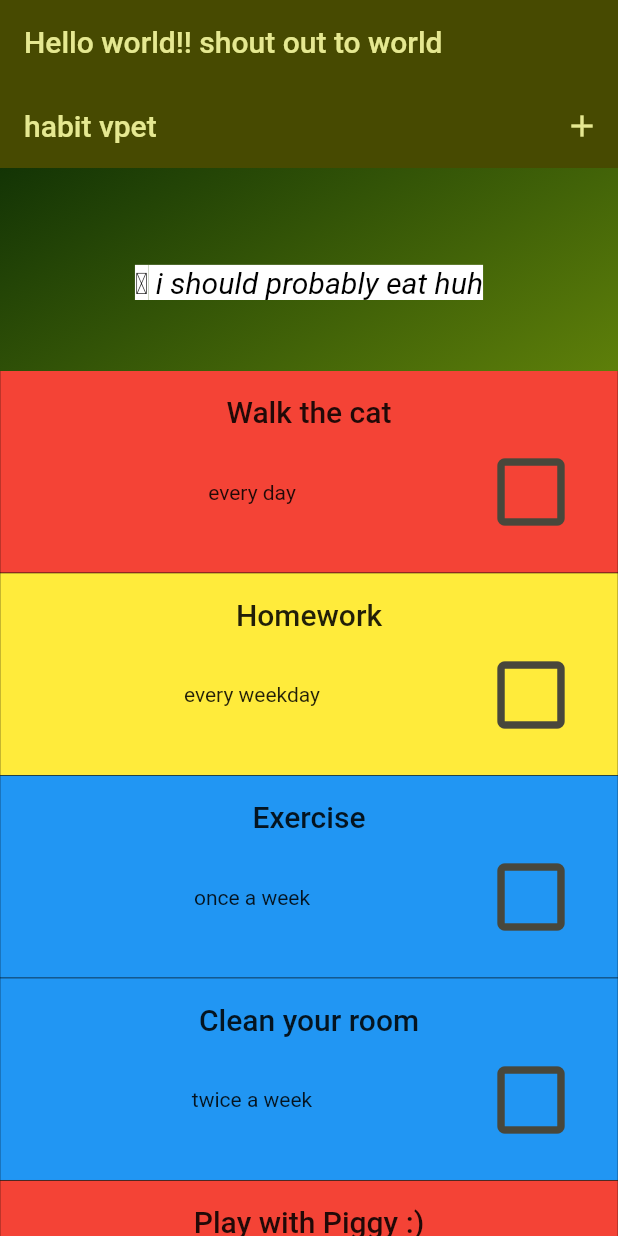
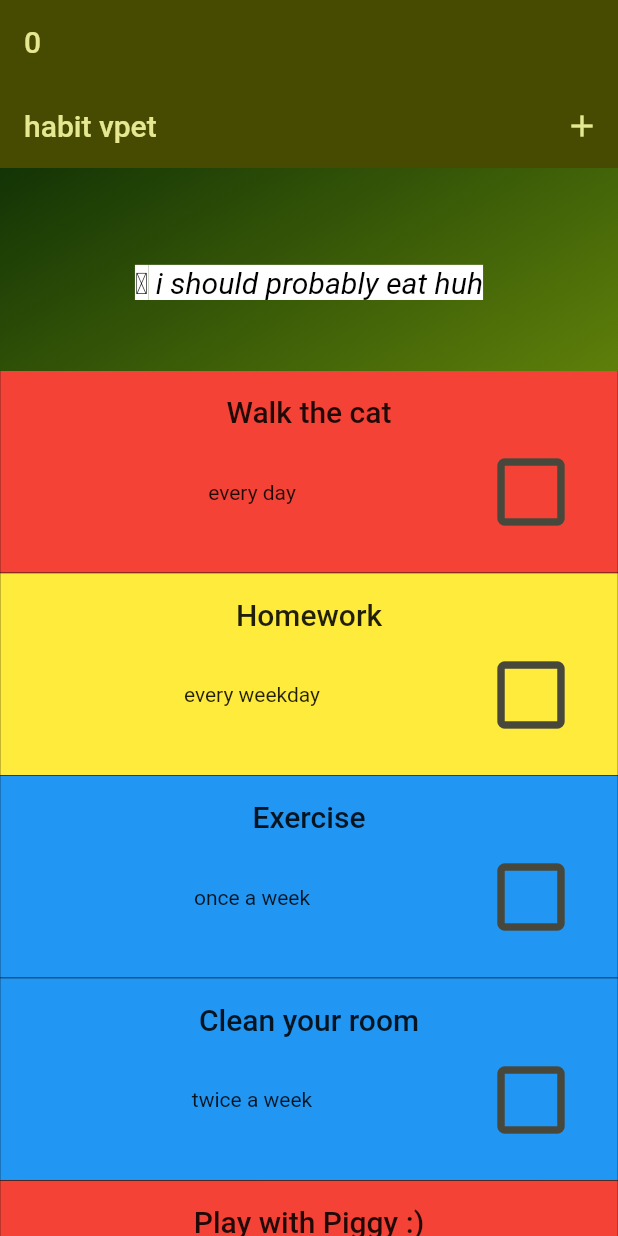
Before and after one commit to abbymachines/habit_vpet, a Flutter app: the screen it shows after launch, on a phone screen of 412 x 824 dp. Run offline on Flutter 3.47's test engine with Material 2 defaults, Android fonts, the phone set to English and light mode, and no system bars; our stand-ins replace flutter_riverpod, riverpod_annotation.

Commit message:
replace helloWorld provider with health provider in AppBar

```diff
--- a/lib/main.dart
+++ b/lib/main.dart
@@ -28,6 +28,7 @@ class MyApp extends ConsumerWidget {
   @override
   Widget build(BuildContext context, WidgetRef ref) {
     final String value = ref.watch(helloWorldProvider);
+    final int health = ref.watch(healthProvider);
 
     return MaterialApp(
       theme: ThemeData().copyWith(
@@ -65,7 +66,7 @@ class MyApp extends ConsumerWidget {
       ),
       home: Scaffold(
         appBar: AppBar(
-          title: Text(value),
+          title: Text(health.toString()),
         ),
         body: HabitVpet(
           health: healthProvider,
```
